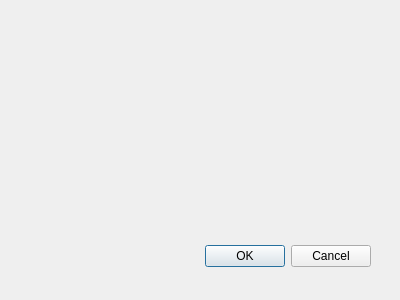
First picture: the form in tower_predictor_dialog_base.ui, repository klekkala/tower_predictor, before the edit.
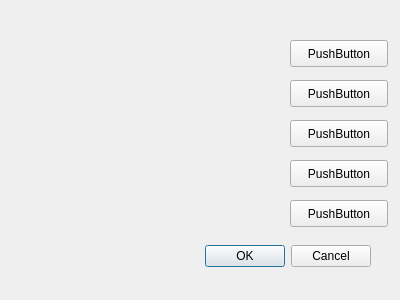
Second picture: the form after the edit.

Patch:
```diff
--- a/tower_predictor_dialog_base.ui
+++ b/tower_predictor_dialog_base.ui
@@ -28,6 +28,71 @@
     <set>QDialogButtonBox::Cancel|QDialogButtonBox::Ok</set>
    </property>
   </widget>
+  <widget class="QPushButton" name="pushButton">
+   <property name="geometry">
+    <rect>
+     <x>290</x>
+     <y>40</y>
+     <width>98</width>
+     <height>27</height>
+    </rect>
+   </property>
+   <property name="text">
+    <string>PushButton</string>
+   </property>
+  </widget>
+  <widget class="QPushButton" name="pushButton_3">
+   <property name="geometry">
+    <rect>
+     <x>290</x>
+     <y>80</y>
+     <width>98</width>
+     <height>27</height>
+    </rect>
+   </property>
+   <property name="text">
+    <string>PushButton</string>
+   </property>
+  </widget>
+  <widget class="QPushButton" name="pushButton_4">
+   <property name="geometry">
+    <rect>
+     <x>290</x>
+     <y>120</y>
+     <width>98</width>
+     <height>27</height>
+    </rect>
+   </property>
+   <property name="text">
+    <string>PushButton</string>
+   </property>
+  </widget>
+  <widget class="QPushButton" name="pushButton_5">
+   <property name="geometry">
+    <rect>
+     <x>290</x>
+     <y>160</y>
+     <width>98</width>
+     <height>27</height>
+    </rect>
+   </property>
+   <property name="text">
+    <string>PushButton</string>
+   </property>
+  </widget>
+  <widget class="QPushButton" name="pushButton_6">
+   <property name="geometry">
+    <rect>
+     <x>290</x>
+     <y>200</y>
+     <width>98</width>
+     <height>27</height>
+    </rect>
+   </property>
+   <property name="text">
+    <string>PushButton</string>
+   </property>
+  </widget>
  </widget>
  <resources/>
  <connections>
```
Left out of the diff: 41 changed lines with no effect on the pictures.
